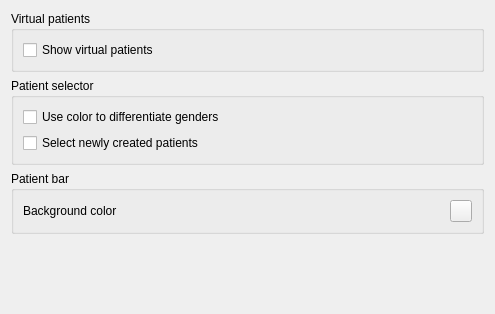
This is plugins/patientbaseplugin/patientbasepreferencespage.ui in FreeHealth/freehealth as Qt 5 draws it before an edit. The edited form follows.
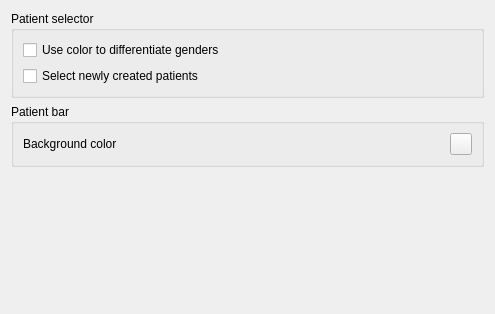
This is the edited form. Custom widgets are drawn as their Qt base class.

Commit message: All - improvements in settings management (check, write defaults, sync...)

What changed in the file:
```diff
--- a/plugins/patientbaseplugin/patientbasepreferencespage.ui
+++ b/plugins/patientbaseplugin/patientbasepreferencespage.ui
@@ -15,22 +15,6 @@
   </property>
   <layout class="QGridLayout" name="gridLayout_4">
    <item row="0" column="1">
-    <widget class="QGroupBox" name="groupBox">
-     <property name="title">
-      <string>Virtual patients</string>
-     </property>
-     <layout class="QGridLayout" name="gridLayout">
-      <item row="2" column="0" colspan="2">
-       <widget class="QCheckBox" name="showVirtualPatients">
-        <property name="text">
-         <string>Show virtual patients</string>
-        </property>
-       </widget>
-      </item>
-     </layout>
-    </widget>
-   </item>
-   <item row="1" column="1">
     <widget class="QGroupBox" name="groupBox_2">
      <property name="title">
       <string>Patient selector</string>
@@ -53,7 +37,7 @@
      </layout>
     </widget>
    </item>
-   <item row="3" column="1">
+   <item row="2" column="1">
     <spacer name="verticalSpacer">
      <property name="orientation">
       <enum>Qt::Vertical</enum>
@@ -66,7 +50,7 @@
      </property>
     </spacer>
    </item>
-   <item row="2" column="1">
+   <item row="1" column="1">
     <widget class="QGroupBox" name="groupBox_3">
      <property name="title">
       <string>Patient bar</string>
```
The commit also changes 22 other files.
